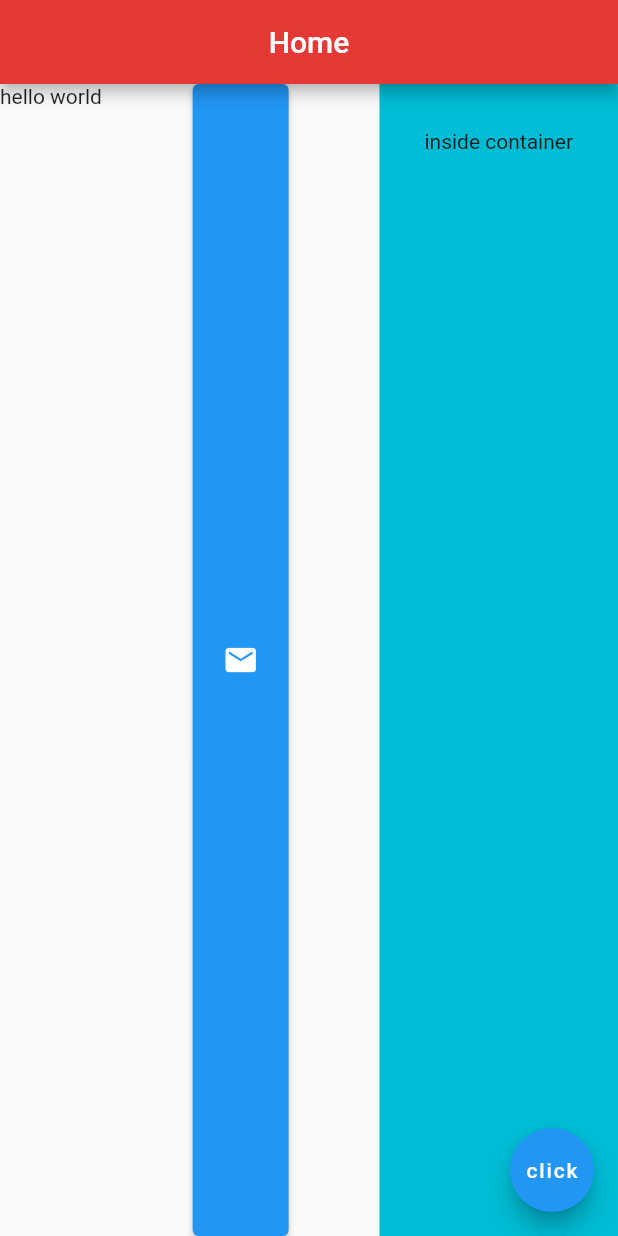
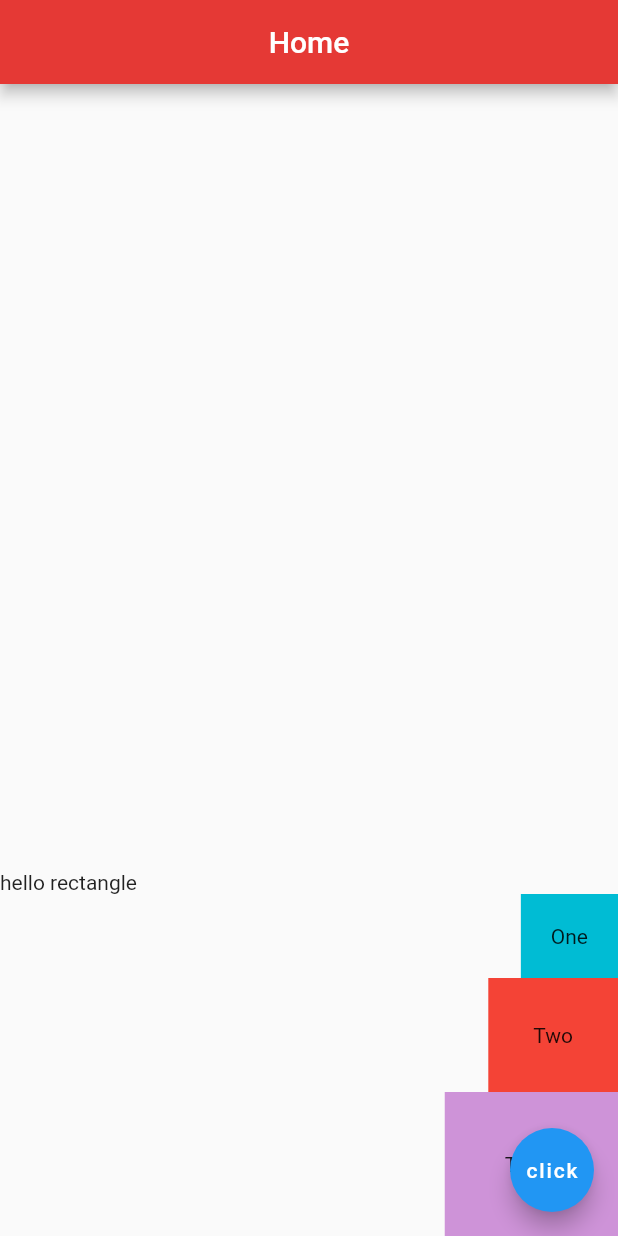
Before and after one commit to wold21/flutter_practice, a Flutter app: the screen it shows after launch, on a phone screen of 412 x 824 dp. Run offline on Flutter 3.47's test engine with Material 2 defaults, Android fonts, the phone set to English and light mode, and no system bars.

Commit message:
main, cross Axis

```diff
--- a/lib/main.dart
+++ b/lib/main.dart
@@ -13,17 +13,30 @@ class Home extends StatelessWidget {
         centerTitle: true,
         backgroundColor: Colors.red[600],
       ),
-      body: Row(
-        mainAxisAlignment: MainAxisAlignment.spaceBetween,
-        crossAxisAlignment: CrossAxisAlignment.stretch,
-        children: <Widget>[
-          Text('hello world'),
-          ElevatedButton(
-              onPressed: () {}, child: Icon(Icons.mail, color: Colors.white)),
+      body: Column(
+        mainAxisAlignment: MainAxisAlignment.end,
+        crossAxisAlignment: CrossAxisAlignment.end,
+        children: [
+          Row(
+            children: [
+              Text('hello'),
+              Text(' rectangle'),
+            ],
+          ),
           Container(
+            padding: EdgeInsets.all(20.0),
             color: Colors.cyan,
+            child: Text('One'),
+          ),
+          Container(
             padding: EdgeInsets.all(30.0),
-            child: Text('inside container'),
+            color: Colors.red,
+            child: Text('Two'),
+          ),
+          Container(
+            padding: EdgeInsets.all(40.0),
+            color: Colors.purple[200],
+            child: Text('Three'),
           )
         ],
       ),
```
